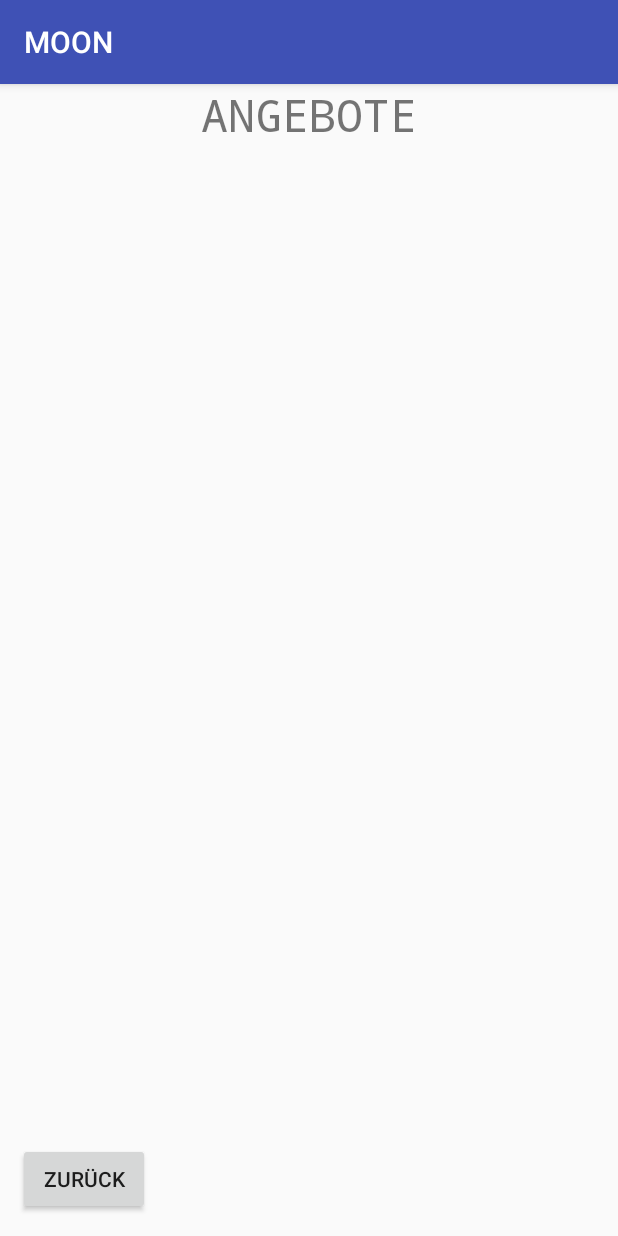
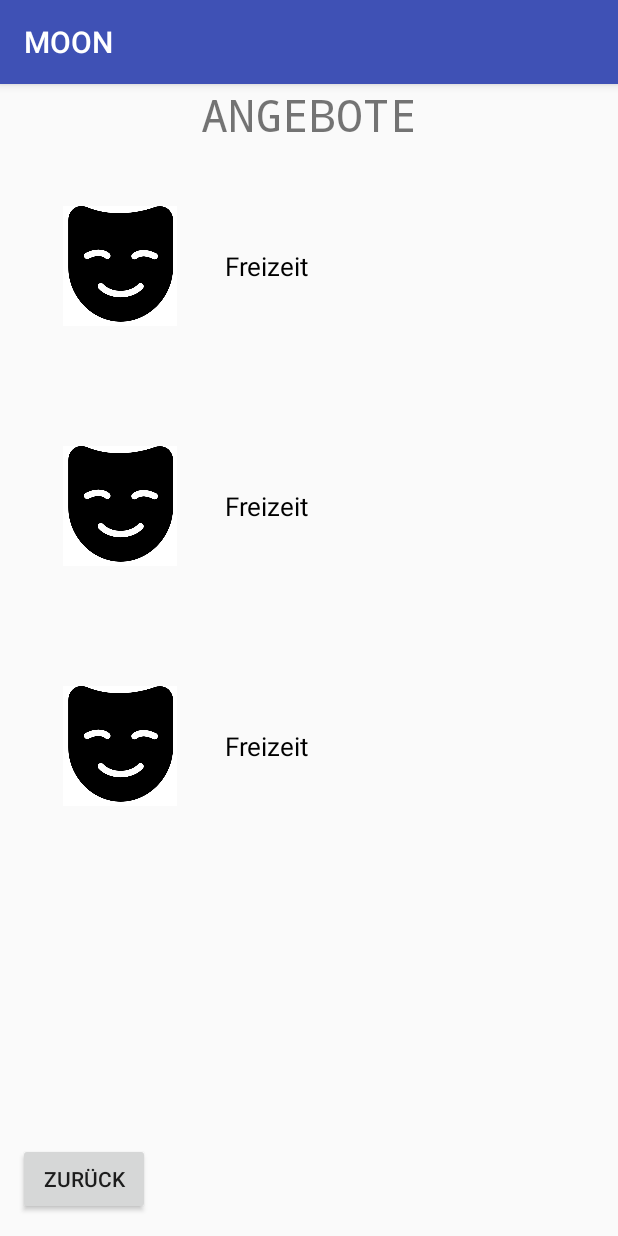
Before and after one commit to happyvany/MOON, an Android app: the Angebote screen opened directly, with no data from a screen before it, on a phone screen of 412 x 824 dp. Run offline under Robolectric (Android 15) with nearby library versions, the phone set to English and light mode, and no system bars; pictures from the network do not load; Roboto replaces fonts that are not available here.

Commit message:
RecyclerView

```diff
--- a/app/src/main/java/com/example/hongvan/moon/Angebote.java
+++ b/app/src/main/java/com/example/hongvan/moon/Angebote.java
@@ -1,14 +1,13 @@
 package com.example.hongvan.moon;
 
-import android.content.DialogInterface;
 import android.content.Intent;
 import android.support.v7.app.AppCompatActivity;
 import android.os.Bundle;
+import android.support.v7.widget.LinearLayoutManager;
+import android.support.v7.widget.RecyclerView;
 import android.util.Log;
 import android.view.View;
 import android.widget.Button;
-
-import com.example.hongvan.moon.R;
 
 import java.util.ArrayList;
 
@@ -17,7 +16,7 @@ public class Angebote extends AppCompatActivity {
 
     //vars
     private ArrayList<String> mNames = new ArrayList<>();
-    private ArrayList<String> mImageUrlas = new ArrayList<>();
+    private ArrayList<String> mImageUrls = new ArrayList<>();
     private Button prevButton;
 
     @Override
@@ -33,11 +32,31 @@ public class Angebote extends AppCompatActivity {
                 openStartBildschirm();
             }
         });
+
+        initImageBitmaps();
     }
 
     private void initImageBitmaps(){
         Log.d(TAG, "initImageBitmaps: preparing bitmaps");
+        mImageUrls.add("@mipmap/freizeit");
+        mNames.add("Freizeit");
 
+        mImageUrls.add("@mipmap/freizeit");
+        mNames.add("Einkaufen");
+
+        mImageUrls.add("https://upload.wikimedia.org/wikipedia/commons/e/e3/Logo_BILD.svg");
+        mNames.add("Medizin");
+
+        initRecyclerView();
+
+    }
+
+    private void initRecyclerView(){
+        Log.d(TAG, "initRecyclerView: init recyclerView.");
+        RecyclerView recyclerView = findViewById(R.id.recycler_view);
+        RecyclerViewAdapter adapter = new RecyclerViewAdapter(this, mNames, mImageUrls);
+        recyclerView.setAdapter(adapter);
+        recyclerView.setLayoutManager(new LinearLayoutManager(this));
     }
 
     public void openStartBildschirm(){
--- a/app/src/main/java/com/example/hongvan/moon/MainActivity.java
+++ b/app/src/main/java/com/example/hongvan/moon/MainActivity.java
@@ -20,8 +20,6 @@ import java.util.ArrayList;
 public class MainActivity extends AppCompatActivity implements AdapterView.OnItemSelectedListener {
 
     private Button nxtbutton;
-
-
     TextView t;
 
 
--- a/app/src/main/java/com/example/hongvan/moon/RecyclerViewAdapter.java
+++ b/app/src/main/java/com/example/hongvan/moon/RecyclerViewAdapter.java
@@ -16,8 +16,6 @@ import com.bumptech.glide.Glide;
 
 import java.util.ArrayList;
 
-import de.hdodenhof.circleimageview.CircleImageView;
-
 public class RecyclerViewAdapter extends RecyclerView.Adapter<RecyclerViewAdapter.ViewHolder> {
     private static final String TAG = "RecyclerViewAdapter";
 
@@ -25,10 +23,10 @@ public class RecyclerViewAdapter extends RecyclerView.Adapter<RecyclerViewAdapte
     private ArrayList<String>mImages = new ArrayList<>();
     private Context mContext;
 
-    public RecyclerViewAdapter(ArrayList<String> mImageNames, ArrayList<String> mImages, Context mContext) {
-        this.mImageNames = mImageNames;
-        this.mImages = mImages;
-        this.mContext = mContext;
+    public RecyclerViewAdapter(Context context, ArrayList<String> imageNames, ArrayList<String> images) {
+        mImageNames = imageNames;
+        mImages = images;
+        mContext = context;
     }
 
 
@@ -43,12 +41,13 @@ public class RecyclerViewAdapter extends RecyclerView.Adapter<RecyclerViewAdapte
     @Override
     public void onBindViewHolder(@NonNull ViewHolder holder, final int position) {
         Log.d(TAG, "onBindViewHolder: called.");
-        Glide.with(mContext)
+   /*     Glide.with(mContext)
                 .asBitmap()
                 .load(mImages.get(position))
                 .into(holder.image);
 
-        holder.imageName.setText(mImageNames.get(position));
+        holder.imageName.setText(mImageNames.get(position));*/
+
         holder.parentLayout.setOnClickListener(new View.OnClickListener() {
             @Override
             public void onClick(View v) {
@@ -72,10 +71,8 @@ public class RecyclerViewAdapter extends RecyclerView.Adapter<RecyclerViewAdapte
         public ViewHolder(View itemView) {
             super(itemView);
             image = itemView.findViewById(R.id.image);
-            imageName = itemView.findViewById(R.id.imagefreizeit);
+            imageName = itemView.findViewById(R.id.imagetext);
             parentLayout = itemView.findViewById(R.id.parent_layout);
-
-
         }
     }
 }
--- a/app/src/main/res/layout/activity_angebote.xml
+++ b/app/src/main/res/layout/activity_angebote.xml
@@ -17,9 +17,12 @@
         app:fontFamily="monospace" />
 
     <android.support.v7.widget.RecyclerView
+        android:id="@+id/recycler_view"
         android:layout_width="match_parent"
-        android:layout_height="match_parent"
-        android:id="@+id/recycler_view">
+        android:layout_height="470dp"
+        android:layout_alignParentStart="true"
+        android:layout_alignParentTop="true"
+        android:layout_marginTop="41dp">
 
     </android.support.v7.widget.RecyclerView>
 
--- a/app/src/main/res/layout/layout_listitem.xml
+++ b/app/src/main/res/layout/layout_listitem.xml
@@ -1,28 +1,26 @@
 <?xml version="1.0" encoding="utf-8"?>
 <RelativeLayout xmlns:android="http://schemas.android.com/apk/res/android"
-    android:layout_width="match_parent" android:layout_height="wrap_content"
-    android:padding="15dp"
-    android:id="@+id/parent_layout">
+    android:id="@+id/parent_layout"
+    android:layout_width="match_parent"
+    android:layout_height="wrap_content"
+    android:padding="40dp">
 
 
     <ImageView
+        android:id="@+id/image"
         android:layout_width="80dp"
         android:layout_height="80dp"
-        android:id="@+id/image"
-        android:src="@mipmap/freizeit"/>
+        android:src="@mipmap/freizeit" />
 
     <TextView
+        android:id="@+id/imagetext"
         android:layout_width="wrap_content"
         android:layout_height="wrap_content"
-        android:text= "Freizeit"
-        android:id="@+id/imagefreizeit"
-        android:layout_toRightOf="@+id/image"
-        android:textColor="#000"
         android:layout_centerVertical="true"
         android:layout_marginLeft="30dp"
-        android:textSize="17sp"
-        />
-
-
+        android:layout_toRightOf="@+id/image"
+        android:text="Freizeit"
+        android:textColor="#000"
+        android:textSize="17sp" />
 
 </RelativeLayout>
```
Also changed, not shown: app/src/main/res/drawable/einkaufen.png (added), app/src/main/res/drawable/freizeit.jpeg (added), app/src/main/res/drawable/medizin.jpeg (added), 1 other file.
